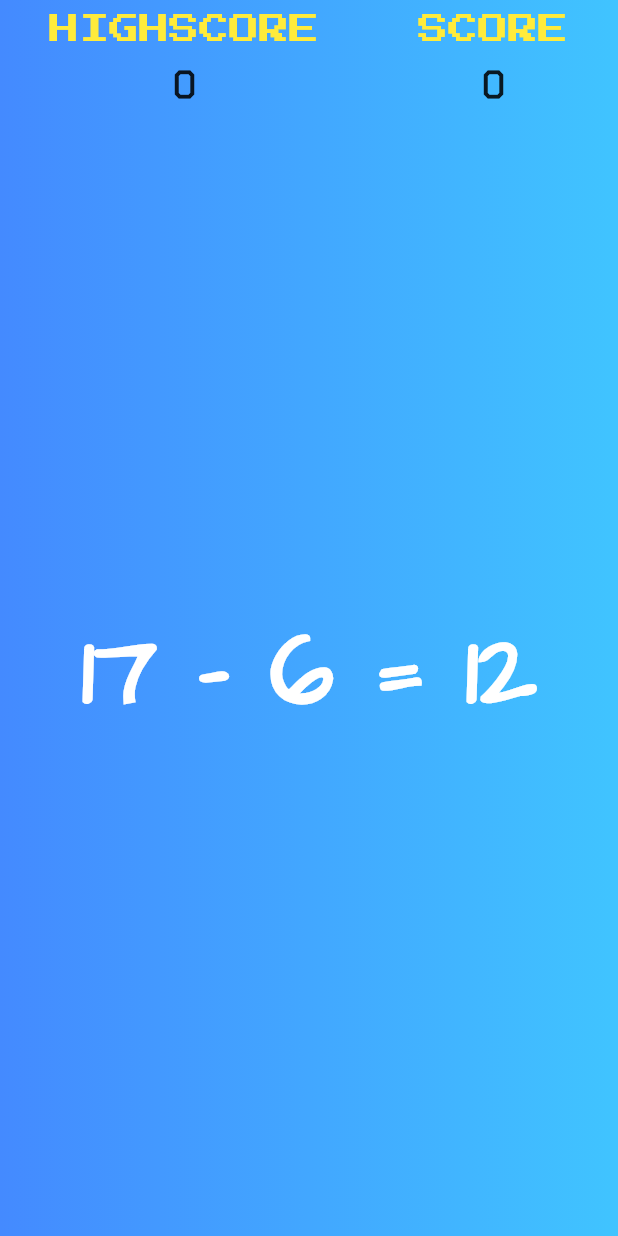
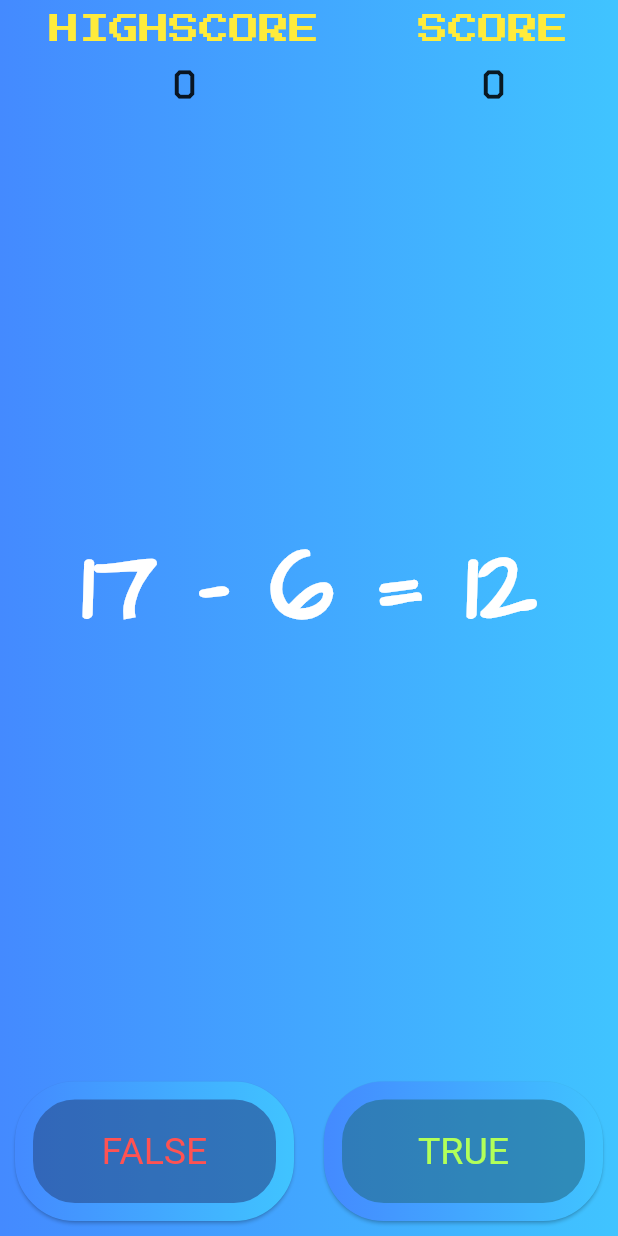
Before and after one commit to Tashtanov/game_matha_quiz, a Flutter app: the GameScreen screen opened by its route, on a phone screen of 412 x 824 dp. Run offline on Flutter 3.47's test engine with Material 2 defaults, Android fonts, the phone set to English and light mode, and no system bars; drawn by our look-alikes of outline_gradient_button; our stand-ins replace animated_text_kit.

Commit message:
true false buttons

```diff
--- a/lib/common/constants.dart
+++ b/lib/common/constants.dart
@@ -10,13 +10,24 @@ const kColorizeAnimationColors = [
   Colors.green,
 ];
 const kAnimationTextStyle = TextStyle(
-  fontSize: 50,
-  fontWeight: FontWeight.bold,
-  fontFamily: "Lobster"
+    fontSize: 50,
+    fontWeight: FontWeight.bold,
+    fontFamily: "Lobster"
 );
 const kTapToStartTextStyle = TextStyle(
   fontSize: 25,
   color: Colors.black,
 );
-const kScoreTextIndicator =  TextStyle(fontFamily: "Press Start 2P",fontSize: 20,color: Colors.yellow);
-const kScoreIndicator =  TextStyle(fontFamily: "Chakra Petch",fontSize: 25,fontWeight: FontWeight.bold);
+const kScoreTextIndicator = TextStyle(
+    fontFamily: "Press Start 2P", fontSize: 20, color: Colors.yellow);
+const kScoreIndicator = TextStyle(
+    fontFamily: "Chakra Petch", fontSize: 25, fontWeight: FontWeight.bold);
+const kQuizTextbody = TextStyle(
+    fontWeight: FontWeight.bold,
+    fontSize: 30,
+    fontFamily: "Architects Daughter",
+    color: Colors.white
+);
+const kGradientcolor= [Colors.blueAccent, Colors.lightBlueAccent];
+const kTextButtonStyleTrueFalse=TextStyle(
+    fontSize: 25, );
--- a/lib/screens/game_screen.dart
+++ b/lib/screens/game_screen.dart
@@ -1,9 +1,12 @@
 import 'package:flutter/material.dart';
+import 'package:game_app/common/constants.dart';
 import 'package:game_app/widgets/scorea_indicators.dart';
 import 'package:game_app/quiz_game.dart';
+import 'package:outline_gradient_button/outline_gradient_button.dart';
 
 QuizBrain _quizBrain = QuizBrain();
-
+ int _score = 0;
+ int _highScore = 0;
 class GameScreen extends StatefulWidget {
   static final id = "game_screen";
 
@@ -32,25 +35,19 @@ class _GameScreenState extends State<GameScreen> {
           height: double.infinity,
           decoration: BoxDecoration(
               gradient: LinearGradient(
-            colors: [Colors.blueAccent, Colors.lightBlueAccent],
+            colors: kGradientcolor,
           )),
           child: Column(
             children: [
               ScoreIndicators(),
-              Expanded(
-                  child: FittedBox(
-                      child: Padding(
-                padding: const EdgeInsets.symmetric(horizontal: 24),
-                child: Text(
-                  _quizBrain.quiz,
-                  style: TextStyle(
-                      fontWeight: FontWeight.bold,
-                      fontSize: 30,
-                      fontFamily: "Architects Daughter",
-                    color: Colors.white
-                  ),
-                ),
-              ))),
+              GameBody(),
+              Row(
+                children: [
+                  ReUsableOutLinedButton(textName: "FALSE",colorName: Colors.redAccent,),
+                  ReUsableOutLinedButton(textName: "TRUE",colorName: Colors.lightGreenAccent,),
+
+                ],
+              )
             ],
           ),
         ),
@@ -58,3 +55,48 @@ class _GameScreenState extends State<GameScreen> {
     );
   }
 }
+
+class ReUsableOutLinedButton extends StatelessWidget {
+  final String textName;
+  final Color colorName;
+  const ReUsableOutLinedButton({
+    Key? key, required this.textName,required this.colorName,
+  }) : super(key: key);
+
+  @override
+  Widget build(BuildContext context) {
+    return Expanded(
+      child: Padding(
+        padding: const EdgeInsets.all(10.0),
+        child: OutlineGradientButton(
+          padding: EdgeInsets.all(20),
+            elevation: 1,
+            child: Center(
+                child: Text(
+              textName,
+              style: kTextButtonStyleTrueFalse.copyWith(color: colorName),
+            )),
+            strokeWidth: 12,
+            radius: Radius.circular(40),
+            onTap: () {},
+            gradient: LinearGradient(
+                colors:kGradientcolor)),
+      ),
+    );
+  }
+}
+
+class GameBody extends StatelessWidget {
+  @override
+  Widget build(BuildContext context) {
+    return Expanded(
+        child: FittedBox(
+            child: Padding(
+      padding: const EdgeInsets.symmetric(horizontal: 24),
+      child: Text(
+        _quizBrain.quiz,
+        style: kQuizTextbody,
+      ),
+    )));
+  }
+}
--- a/pubspec.yaml
+++ b/pubspec.yaml
@@ -35,6 +35,7 @@ dependencies:
   # Use with the CupertinoIcons class for iOS style icons.
   cupertino_icons: ^1.0.2
   animated_text_kit:
+  outline_gradient_button:
 
 dev_dependencies:
   flutter_test:
```
Also changed, not shown: pubspec.lock.
